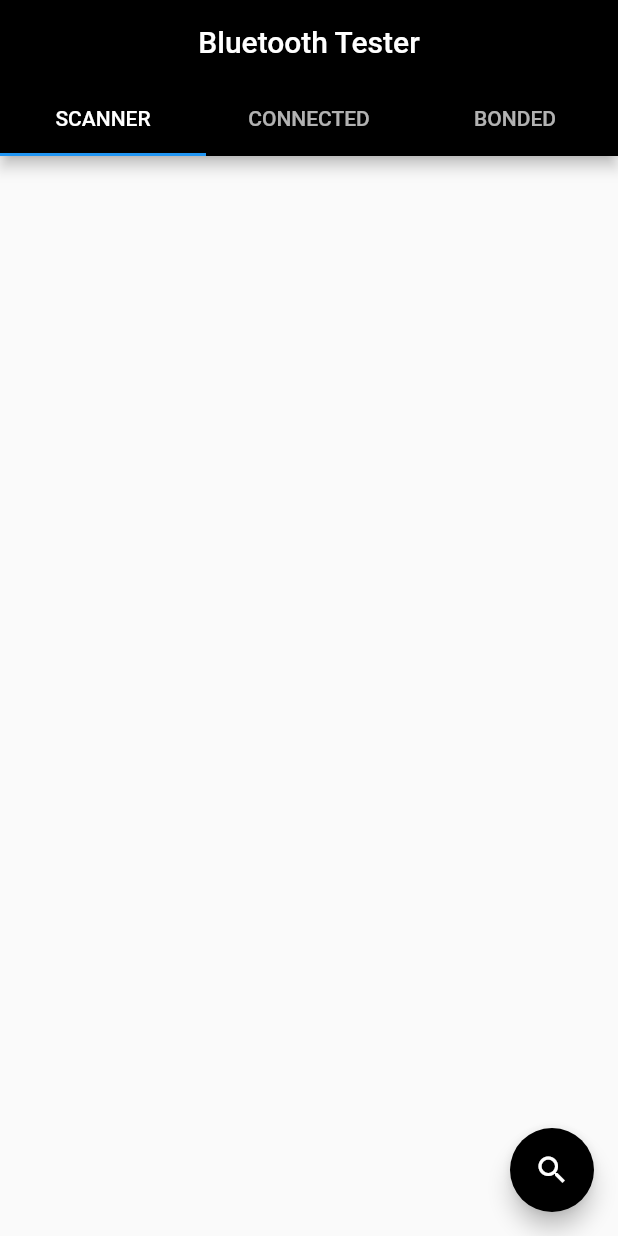
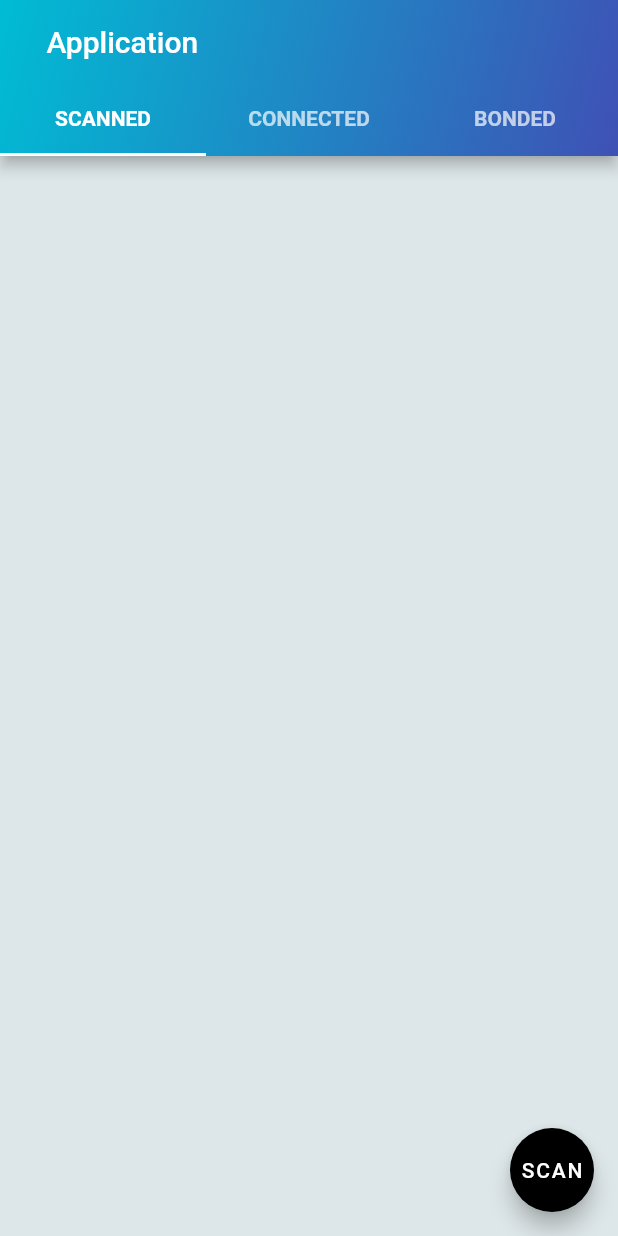
Before and after one commit to xarmatura/bluetooth, a Flutter app: the screen it shows after launch, on a phone screen of 412 x 824 dp. Run offline on Flutter 3.47's test engine with Material 2 defaults, Android fonts, the phone set to English and light mode, and no system bars; our stand-ins replace flutter_blue.

Commit message:
Decrease SDK Add gradient icon Improve UI

```diff
--- a/lib/helpers/utils.dart
+++ b/lib/helpers/strings.dart
@@ -1,8 +1,10 @@
 class Strings {
   static const String bluetoothOff = 'Bluetooth adapter is disabled';
-  static const String scanner = 'Scanner';
+  static const String scanned = 'Scanned';
   static const String bonded = 'Bonded';
   static const String connected = 'Connected';
+  static const String connect = 'Connect';
   static const String empty = 'N/A';
   static const String open = 'Open Tab';
+  static const String appTitle = 'Application';
 }
--- a/lib/main.dart
+++ b/lib/main.dart
@@ -1,27 +1,45 @@
 import 'package:flutter/material.dart';
-import 'helpers/utils.dart';
-import 'screens/home_page.dart';
+import 'helpers/strings.dart';
+import 'screens/scanned_page.dart';
 
 void main() {
   runApp(const BluetoothApp());
 }
 
 class BluetoothApp extends StatelessWidget {
+
   const BluetoothApp({Key? key}) : super(key: key);
+  static const int tabLength = 3;
 
   @override
   Widget build(BuildContext context) => MaterialApp(
+      theme: ThemeData(scaffoldBackgroundColor: const Color.fromRGBO(221, 230, 232, 1)),
       home: DefaultTabController(
-        length: 3,
+        length: tabLength,
         child: Scaffold(
           resizeToAvoidBottomInset: true,
           appBar: AppBar(
-            backgroundColor: Colors.black,
-            title: const Text('Bluetooth Tester'),
-            centerTitle: true,
+            flexibleSpace: Container(
+              decoration: const BoxDecoration(
+                gradient: LinearGradient(
+                  begin: Alignment.topLeft,
+                  end: Alignment.bottomRight,
+                  colors: <Color>[
+                    Colors.cyan,
+                    Colors.indigo
+                ]),
+              ),
+            ),
+            title: const Padding(
+              padding: EdgeInsets.only(left: 15.0),
+              child: Text(Strings.appTitle),
+            ),
             bottom: TabBar(
+              indicatorSize: TabBarIndicatorSize.tab,
+              indicatorColor: Colors.white,
+              labelStyle: const TextStyle(fontWeight: FontWeight.bold),
               tabs: [
-                Tab(text: Strings.scanner.toUpperCase()),
+                Tab(text: Strings.scanned.toUpperCase()),
                 Tab(text: Strings.connected.toUpperCase()),
                 Tab(text: Strings.bonded.toUpperCase()),
               ],
--- a/lib/screens/home_page.dart
+++ /dev/null
@@ -1,118 +0,0 @@
-import 'package:bluetooth/helpers/utils.dart';
-import 'package:bluetooth/managers/snack_bar_manager.dart';
-import 'package:bluetooth/tiles/device_item.dart';
-import 'package:flutter/material.dart';
-import 'package:flutter_blue/flutter_blue.dart';
-import 'package:bluetooth/blue_screen.dart';
-
-class HomePage extends StatefulWidget {
-
-  const HomePage({Key? key}) : super(key: key);
-
-  @override
-  State<HomePage> createState() => _HomePageState();
-}
-
-class _HomePageState extends State<HomePage> {
-
-  final FlutterBlue bluetooth = FlutterBlue.instance;
-  final Duration timeout = const Duration(seconds: 4);
-  final GlobalKey<ScaffoldMessengerState> key = GlobalKey();
-
-  @override
-  Widget build(BuildContext context) {
-    return Scaffold(
-      key: key,
-      body: StreamBuilder<BluetoothState>(
-        stream: bluetooth.state,
-        initialData: BluetoothState.unknown,
-        builder: (context, snapshot) {
-          if (snapshot.hasData && snapshot.data == BluetoothState.off) {
-            return Container(); // Need relative snack bar
-          }
-          return Padding(
-            padding: const EdgeInsets.all(8.0),
-            child: SingleChildScrollView(
-              child: Column(
-                children: <Widget>[
-                  connectedDevices(),
-                  scannedDevices(),
-                ],
-              ),
-            ),
-          );
-        }),
-      floatingActionButton: scanDevices(),
-    );
-  }
-
-  StreamBuilder<bool> scanDevices() {
-    return StreamBuilder<bool>(
-      stream: bluetooth.isScanning,
-      initialData: false,
-      builder: (c, snapshot) {
-        if (snapshot.data!) {
-          return FloatingActionButton(
-            elevation: 0,
-            child: const Icon(Icons.stop),
-            onPressed: () => bluetooth.stopScan(),
-            backgroundColor: Colors.red,
-          );
-        } else {
-          return FloatingActionButton(
-              backgroundColor: Colors.black,
-              child: const Icon(Icons.search), // need handle
-              onPressed: () => bluetooth.startScan(timeout: timeout).whenComplete(() =>
-                  SnackBarManager.showErrorSnackBar(context)).onError((error, stackTrace) => SnackBarManager.showErrorSnackBar(context)));
-        }
-      },
-    );
-  }
-
-  StreamBuilder<List<ScanResult>> scannedDevices() {
-    return StreamBuilder<List<ScanResult>>(
-      stream: bluetooth.scanResults,
-      initialData: const [],
-      builder: (c, snapshot) => Column(
-          children: snapshot.hasData ? snapshot.data!
-              .map((result) => ItemDevice(
-            result: result,
-            onTap: () {
-              debugPrint('123 ${result.toString()}');
-            },
-          ),
-          ).toList() : []
-      ),
-    );
-  }
-
-  StreamBuilder<List<BluetoothDevice>> connectedDevices () {
-    return StreamBuilder<List<BluetoothDevice>>(
-      stream: Stream.periodic(const Duration(seconds: 2))
-          .asyncMap((_) => bluetooth.connectedDevices),
-      initialData: const [],
-      builder: (c, snapshot) => Column(
-        children: snapshot.data!.map((d) => ListTile(
-          title: Text(d.name),
-          subtitle: Text(d.id.toString()),
-          trailing: StreamBuilder<BluetoothDeviceState>(
-            stream: d.state,
-            initialData: BluetoothDeviceState.disconnected,
-            builder: (c, snapshot) {
-              if (snapshot.data == BluetoothDeviceState.connected) {
-                return ElevatedButton(
-                  child: Text(Strings.open.toUpperCase()),
-                  onPressed: () => Navigator.of(context).push(
-                      MaterialPageRoute(
-                          builder: (context) =>
-                              DeviceScreen(device: d))),
-                );
-              }
-              return Text(snapshot.data.toString());
-            },
-          ),
-        )).toList(),
-      ),
-    );
-  }
-}
--- /dev/null
+++ b/lib/screens/scanned_page.dart
@@ -0,0 +1,135 @@
+import 'package:bluetooth/widgets/gradient_icon.dart';
+import 'package:bluetooth/helpers/strings.dart';
+import 'package:bluetooth/managers/snack_bar_manager.dart';
+import 'package:bluetooth/tiles/device_item.dart';
+import 'package:flutter/material.dart';
+import 'package:flutter_blue/flutter_blue.dart';
+import 'package:bluetooth/blue_screen.dart';
+
+class HomePage extends StatefulWidget {
+  const HomePage({Key? key}) : super(key: key);
+
+  @override
+  State<HomePage> createState() => _HomePageState();
+}
+
+class _HomePageState extends State<HomePage> {
+
+  final FlutterBlue bluetooth = FlutterBlue.instance;
+  final Duration timeout = const Duration(seconds: 4);
+  final GlobalKey<ScaffoldMessengerState> key = GlobalKey();
+
+  @override
+  Widget build(BuildContext context) {
+    return Scaffold(
+      key: key,
+      body: StreamBuilder<BluetoothState>(
+          stream: bluetooth.state,
+          initialData: BluetoothState.unknown, // save state to pref
+          builder: (context, snapshot) {
+            if (snapshot.hasData && snapshot.data == BluetoothState.off) {
+              return const Center(
+                  child: GradientIcon(Icons.bluetooth_disabled_outlined, 72,
+                    LinearGradient(
+                        tileMode: TileMode.decal,
+                        begin: Alignment.topLeft,
+                        end: Alignment.bottomRight,
+                        colors: <Color>[Colors.cyan, Colors.indigo]
+                    ),
+              )); // Need relative snack bar
+            }
+            return Padding(
+              padding: const EdgeInsets.all(8.0),
+              child: SingleChildScrollView(
+                child: Column(
+                  children: <Widget>[
+                    connectedDevices(),
+                    scannedDevices(),
+                  ],
+                ),
+              ),
+            );
+          }),
+      floatingActionButton: scanDevices(),
+    );
+  }
+
+  StreamBuilder<bool> scanDevices() {
+    return StreamBuilder<bool>(
+      stream: bluetooth.isScanning,
+      initialData: false,
+      builder: (c, snapshot) {
+        if (snapshot.data!) {
+          return FloatingActionButton(
+            elevation: 0,
+            child: const Icon(Icons.stop),
+            onPressed: () => bluetooth.stopScan(),
+            backgroundColor: Colors.red,
+          );
+        } else {
+          return FloatingActionButton(
+              backgroundColor: Colors.black,
+              child: Text('SCAN'), // need handle
+              onPressed: () => bluetooth
+                  .startScan(timeout: timeout)
+                  .whenComplete(
+                      () => SnackBarManager.showErrorSnackBar(context))
+                  .onError((error, stackTrace) =>
+                      SnackBarManager.showErrorSnackBar(context)));
+        }
+      },
+    );
+  }
+
+  StreamBuilder<List<ScanResult>> scannedDevices() {
+    return StreamBuilder<List<ScanResult>>(
+      stream: bluetooth.scanResults,
+      initialData: const [],
+      builder: (c, snapshot) => Column(
+          children: snapshot.hasData
+              ? snapshot.data!
+                  .map(
+                    (result) => ItemDevice(
+                      result: result,
+                      onTap: () {
+                        debugPrint('123 ${result.toString()}');
+                      },
+                    ),
+                  )
+                  .toList()
+              : []),
+    );
+  }
+
+  StreamBuilder<List<BluetoothDevice>> connectedDevices() {
+    return StreamBuilder<List<BluetoothDevice>>(
+      stream: Stream.periodic(const Duration(seconds: 2))
+          .asyncMap((_) => bluetooth.connectedDevices),
+      initialData: const [],
+      builder: (c, snapshot) => Column(
+        children: snapshot.data!
+            .map((d) => ListTile(
+                  title: Text(d.name),
+                  subtitle: Text(d.id.toString()),
+                  trailing: StreamBuilder<BluetoothDeviceState>(
+                    stream: d.state,
+                    initialData: BluetoothDeviceState.disconnected,
+                    builder: (c, snapshot) {
+                      if (snapshot.data == BluetoothDeviceState.connected) {
+                        return ElevatedButton(
+                          child: Text(Strings.open.toUpperCase()),
+                          onPressed: () => Navigator.of(context).push(
+                              MaterialPageRoute(
+                                  builder: (context) =>
+                                      DeviceScreen(device: d))),
+                        );
+                      }
+                      return Text(snapshot.data.toString());
+                    },
+                  ),
+                ))
+            .toList(),
+      ),
+    );
+  }
+}
--- a/pubspec.yaml
+++ b/pubspec.yaml
@@ -20,7 +20,7 @@ dependencies:
       url: https://github.com/boskokg/flutter_blue/
       ref: 0.11.0
   card_swiper: ^1.0.4
-  permission_handler: ^8.2.2
+#  permission_handler: ^8.2.2
   another_flushbar: ^1.10.24
 #  flutter_bluetooth_serial 0.4.0 // only android
 #  bluetooth_low_energy: ^0.1.0   // seems good but not yet, need more investigate
```
Also changed, not shown: lib/tiles/device_item.dart (+36 -30 lines), lib/widgets/gradient_icon.dart (added, +43 -0 lines), lib/screens/connected_page.dart (renamed from lib/screens/filter_page.dart), pubspec.lock, 1 other file.
